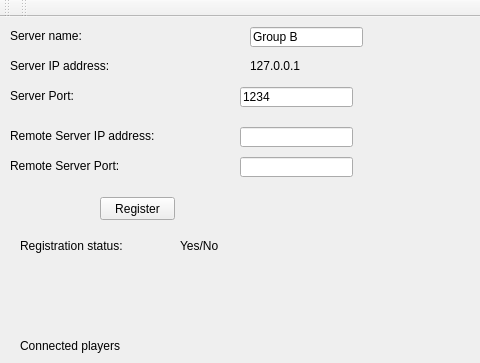
Before: the Qt Designer form gmwindow.ui in Jaco-Marais/EPE, drawn with Qt 5; both pictures show x 0 to 480 and y 0 to 363 of the 858 by 520 pixel window.
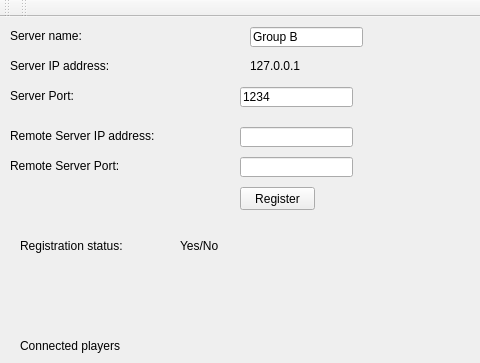
After: the same form once the commit is applied.

What changed in the file:
```diff
--- a/gmwindow.ui
+++ b/gmwindow.ui
@@ -164,8 +164,8 @@
    <widget class="QPushButton" name="regButton">
     <property name="geometry">
      <rect>
-      <x>100</x>
-      <y>180</y>
+      <x>240</x>
+      <y>170</y>
       <width>75</width>
       <height>23</height>
      </rect>
```
Left out of the diff: 18 changed lines with no effect on the pictures.
